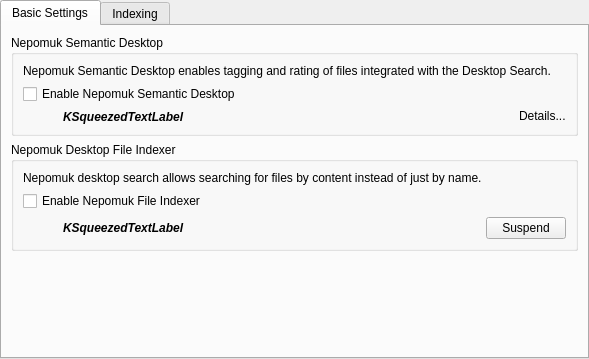
Above: src/file/kcm/nepomukconfigwidget.ui from KDE/baloo before the change. Below: the same form after it.
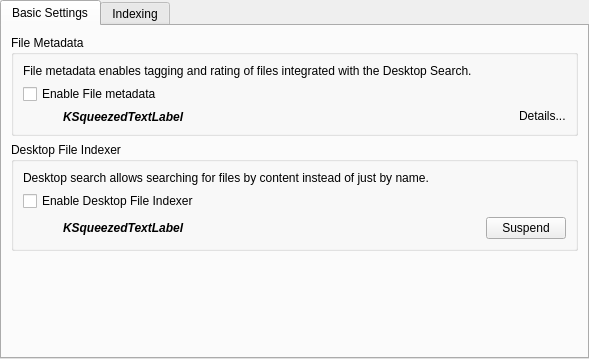
That is the form after the change. Custom widgets are drawn as their Qt base class.

```diff
--- a/src/file/kcm/nepomukconfigwidget.ui
+++ b/src/file/kcm/nepomukconfigwidget.ui
@@ -28,13 +28,13 @@
        <item>
         <widget class="QGroupBox" name="groupBox_2">
          <property name="title">
-          <string>Nepomuk Semantic Desktop</string>
+          <string>File Metadata</string>
          </property>
          <layout class="QVBoxLayout" name="verticalLayout_10">
           <item>
            <widget class="QLabel" name="label_3">
             <property name="text">
-             <string>Nepomuk Semantic Desktop enables tagging and rating of files integrated with the Desktop Search.</string>
+             <string>File metadata enables tagging and rating of files integrated with the Desktop Search.</string>
             </property>
             <property name="wordWrap">
              <bool>true</bool>
@@ -48,7 +48,7 @@
               <item>
                <widget class="QCheckBox" name="m_checkEnableNepomuk">
                 <property name="text">
-                 <string>Enable Nepomuk Semantic Desktop</string>
+                 <string>Enable File metadata</string>
                 </property>
                </widget>
               </item>
@@ -109,13 +109,13 @@
        <item>
         <widget class="QGroupBox" name="groupBox">
          <property name="title">
-          <string>Nepomuk Desktop File Indexer</string>
+          <string>Desktop File Indexer</string>
          </property>
          <layout class="QVBoxLayout" name="verticalLayout">
           <item>
            <widget class="QLabel" name="label_2">
             <property name="text">
-             <string>Nepomuk desktop search allows searching for files by content instead of just by name.</string>
+             <string>Desktop search allows searching for files by content instead of just by name.</string>
             </property>
             <property name="wordWrap">
              <bool>true</bool>
@@ -125,7 +125,7 @@
           <item>
            <widget class="QCheckBox" name="m_checkEnableFileIndexer">
             <property name="text">
-             <string>Enable Nepomuk File Indexer</string>
+             <string>Enable Desktop File Indexer</string>
             </property>
            </widget>
           </item>
```
